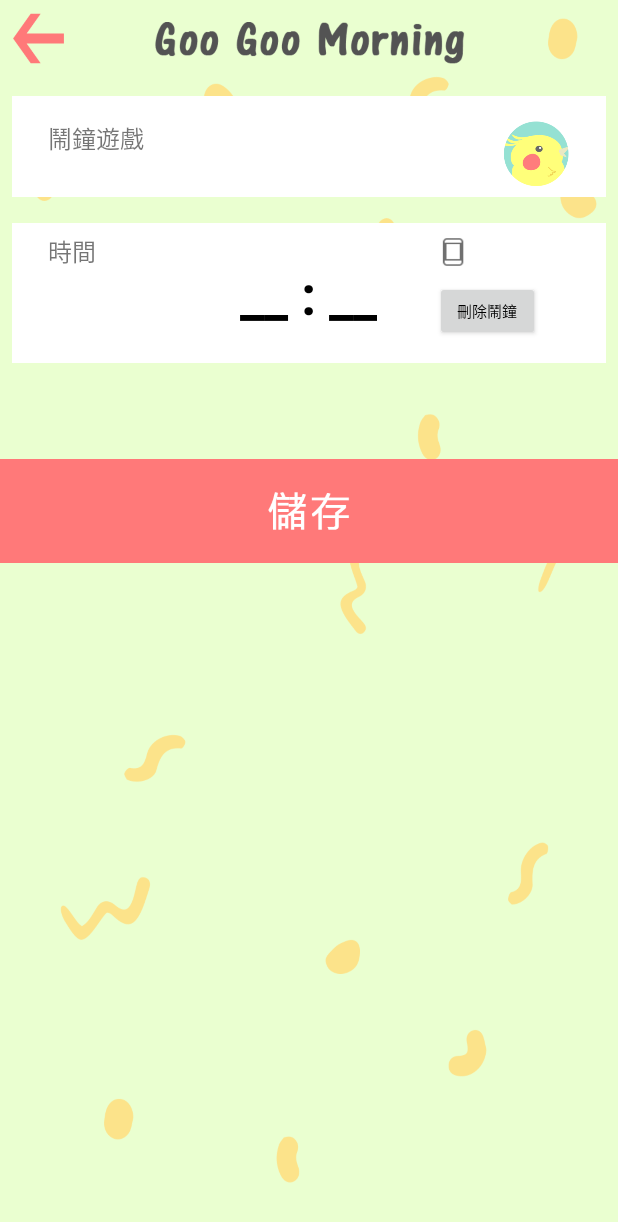
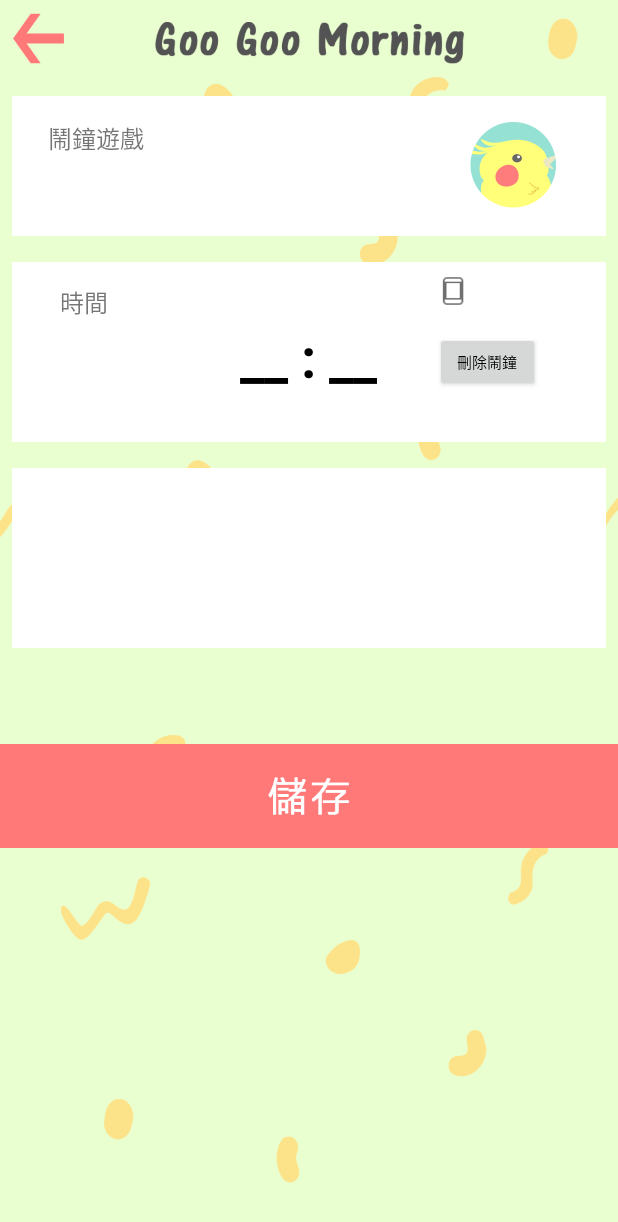
Before and after one commit to Pi-Hsin/Goo_Goo_Morning, an Android app: the AddClock screen opened directly, with no data from a screen before it, on a phone screen of 412 x 824 dp. Shown: the top 1222 px of the screen. Run offline under Robolectric (Android 15) with nearby library versions, the light colour scheme and no system bars.

Commit message:
change add clock xml

```diff
--- a/Goo_Goo_Mornind/app/src/main/java/com/example/goo_goo_mornind/AddClock.java
+++ b/Goo_Goo_Mornind/app/src/main/java/com/example/goo_goo_mornind/AddClock.java
@@ -343,7 +343,6 @@ public class AddClock extends AppCompatActivity {
 
         );
 
-
         String tmpS=format(hour)+":"+format(min);
         setTime1.setText(tmpS);
 
--- a/Goo_Goo_Mornind/app/src/main/res/layout/activity_add_clock.xml
+++ b/Goo_Goo_Mornind/app/src/main/res/layout/activity_add_clock.xml
@@ -47,16 +47,16 @@
             android:gravity="center_vertical|left"
             android:text="12333"
             android:textColor="@drawable/white"
-            android:textSize="50sp" />
+            android:textSize="70sp" />
 
         <ImageView
             android:id="@+id/cockatoo"
-            android:layout_width="45dip"
-            android:layout_height="45dip"
+            android:layout_width="60dip"
+            android:layout_height="60dip"
             android:layout_below="@+id/iv_ggmname"
             android:layout_alignParentRight="true"
             android:layout_marginTop="24dp"
-            android:layout_marginRight="32dp"
+            android:layout_marginRight="40dp"
             android:layout_marginBottom="8dp"
             android:src="@drawable/cockatoo" />
 
@@ -84,7 +84,7 @@
             android:gravity="center_vertical|left"
             android:text="12333"
             android:textColor="@drawable/white"
-            android:textSize="70sp" />
+            android:textSize="90sp" />
 
 
         <TextView
@@ -92,8 +92,8 @@
             android:layout_width="wrap_content"
             android:layout_height="wrap_content"
             android:layout_below="@+id/game_tv_empty"
-            android:layout_marginLeft="32dp"
-            android:layout_marginTop="16dp"
+            android:layout_marginLeft="40dp"
+            android:layout_marginTop="24dp"
             android:layout_marginRight="8dp"
             android:layout_marginBottom="8dp"
             android:text="時間"
@@ -105,7 +105,7 @@
             android:layout_height="wrap_content"
             android:layout_below="@+id/game_tv_empty"
             android:layout_centerInParent="true"
-            android:layout_marginTop="32dp"
+            android:layout_marginTop="48dp"
             android:layout_marginBottom="8dp"
             android:textSize="36sp"
             android:textStyle="bold"
@@ -121,7 +121,7 @@
             android:layout_height="wrap_content"
             android:layout_below="@+id/game_tv_empty"
             android:layout_centerInParent="true"
-            android:layout_marginTop="32dp"
+            android:layout_marginTop="48dp"
             android:layout_marginBottom="8dp"
             android:textSize="32sp"
             android:text="@string/str_button1"
@@ -140,7 +140,7 @@
             android:layout_height="40dp"
             android:layout_below="@+id/game_tv_empty"
             android:layout_toRightOf="@id/mButton1"
-            android:layout_marginTop="48dp"
+            android:layout_marginTop="56dp"
             android:layout_marginLeft="20dp"
             android:text="@string/str_button2"
             android:textColor="@drawable/black"
@@ -159,11 +159,26 @@
             android:layout_height="25dp"
             android:background="@drawable/toggle_button_selector"/>
 
+        <TextView
+            android:id="@+id/game_tv_emp"
+            android:layout_width="match_parent"
+            android:layout_height="wrap_content"
+            android:layout_below="@+id/game_tv_empt"
+            android:layout_marginLeft="8dp"
+            android:layout_marginTop="9dp"
+            android:layout_marginRight="8dp"
+            android:layout_marginBottom="8dp"
+            android:background="@drawable/white"
+            android:gravity="center_vertical|left"
+            android:text="12333"
+            android:textColor="@drawable/white"
+            android:textSize="90sp" />
+
         <ImageView
             android:layout_width="wrap_content"
             android:layout_height="wrap_content"
             android:src="@drawable/savebtn"
-            android:layout_below="@+id/game_tv_empt"
+            android:layout_below="@+id/game_tv_emp"
             android:onClick="save_onclick"
             />
 
```
